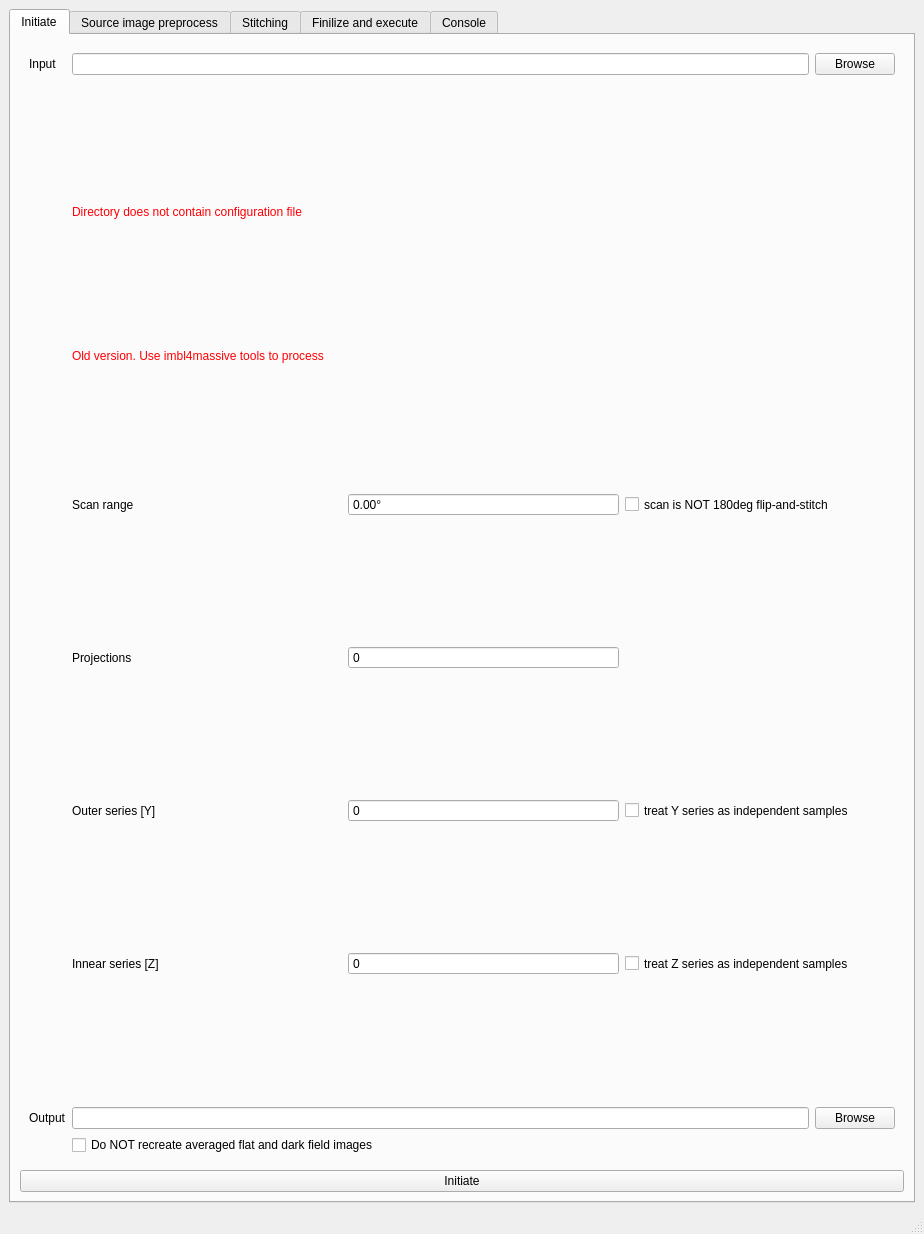
Above: share/imbl-ui.ui from AustralianSynchrotron/imblproc before the change. Below: the same form after it.
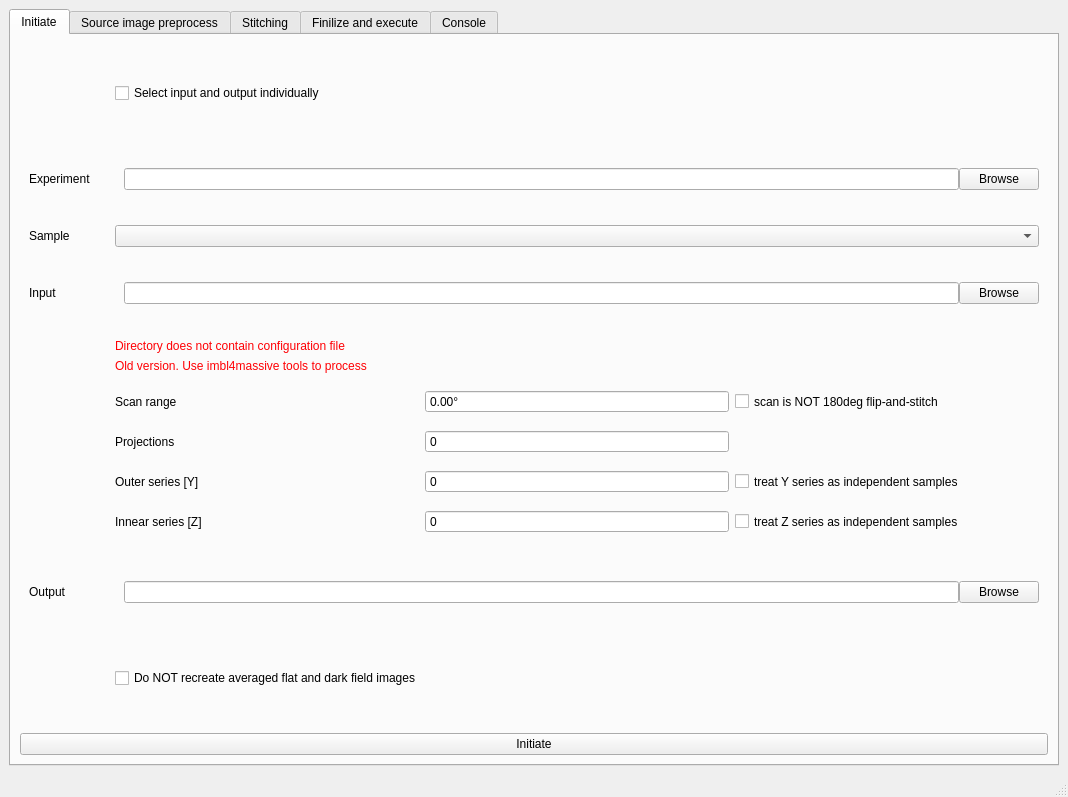
That is the form after the change. Icons and pictures are not drawn.

Commit message: modified:   bin/imbl-ui.py 	new file:   share/imbl-ui.png 	modified:   share/imbl-ui.ui

Diff of the .ui file:
```diff
--- a/share/imbl-ui.ui
+++ b/share/imbl-ui.ui
@@ -6,8 +6,8 @@
    <rect>
     <x>0</x>
     <y>0</y>
-    <width>924</width>
-    <height>1234</height>
+    <width>1068</width>
+    <height>797</height>
    </rect>
   </property>
   <property name="windowTitle">
@@ -28,48 +28,79 @@
         <item row="2" column="0">
          <widget class="QWidget" name="initInfo" native="true">
           <layout class="QGridLayout" name="gridLayout_8">
-           <item row="5" column="1">
+           <item row="1" column="0">
+            <widget class="QLabel" name="expLbl">
+             <property name="text">
+              <string>Experiment</string>
+             </property>
+            </widget>
+           </item>
+           <item row="9" column="1">
             <widget class="QCheckBox" name="noNewFF">
+             <property name="sizePolicy">
+              <sizepolicy hsizetype="Minimum" vsizetype="Preferred">
+               <horstretch>0</horstretch>
+               <verstretch>0</verstretch>
+              </sizepolicy>
+             </property>
              <property name="text">
               <string>Do NOT recreate averaged flat and dark field images</string>
              </property>
             </widget>
            </item>
-           <item row="4" column="2">
-            <widget class="QPushButton" name="outBrowse">
-             <property name="text">
-              <string>Browse</string>
-             </property>
-            </widget>
-           </item>
-           <item row="4" column="1">
-            <widget class="QLineEdit" name="outPath"/>
-           </item>
-           <item row="4" column="0">
+           <item row="8" column="0">
             <widget class="QLabel" name="label_2">
              <property name="text">
               <string>Output</string>
              </property>
             </widget>
            </item>
-           <item row="0" column="1">
-            <widget class="QLineEdit" name="inPath"/>
-           </item>
-           <item row="0" column="2">
-            <widget class="QPushButton" name="inBrowse">
-             <property name="text">
-              <string>Browse</string>
-             </property>
-            </widget>
-           </item>
-           <item row="0" column="0">
+           <item row="3" column="0">
             <widget class="QLabel" name="label">
              <property name="text">
               <string>Input</string>
              </property>
             </widget>
            </item>
-           <item row="1" column="1" rowspan="2" colspan="2">
+           <item row="2" column="0">
+            <widget class="QLabel" name="expSampleLbl">
+             <property name="text">
+              <string>Sample</string>
+             </property>
+            </widget>
+           </item>
+           <item row="2" column="1">
+            <widget class="QComboBox" name="expSample"/>
+           </item>
+           <item row="1" column="1">
+            <widget class="QWidget" name="expWdg" native="true">
+             <layout class="QHBoxLayout" name="horizontalLayout_7">
+              <property name="spacing">
+               <number>0</number>
+              </property>
+              <property name="topMargin">
+               <number>0</number>
+              </property>
+              <property name="rightMargin">
+               <number>0</number>
+              </property>
+              <property name="bottomMargin">
+               <number>0</number>
+              </property>
+              <item>
+               <widget class="QLineEdit" name="expPath"/>
+              </item>
+              <item>
+               <widget class="QPushButton" name="expBrowse">
+                <property name="text">
+                 <string>Browse</string>
+                </property>
+               </widget>
+              </item>
+             </layout>
+            </widget>
+           </item>
+           <item row="6" column="1" rowspan="2">
             <layout class="QGridLayout" name="gridLayout_2" columnstretch="0,0,0">
              <item row="3" column="0">
               <widget class="QLabel" name="label_5">
@@ -99,22 +130,6 @@
                </property>
               </widget>
              </item>
-             <item row="0" column="0" colspan="3">
-              <widget class="QLabel" name="noConfigLabel">
-               <property name="sizePolicy">
-                <sizepolicy hsizetype="Preferred" vsizetype="Fixed">
-                 <horstretch>0</horstretch>
-                 <verstretch>0</verstretch>
-                </sizepolicy>
-               </property>
-               <property name="styleSheet">
-                <string notr="true">color: rgb(255, 0, 4);</string>
-               </property>
-               <property name="text">
-                <string>Directory does not contain configuration file</string>
-               </property>
-              </widget>
-             </item>
              <item row="4" column="2">
               <widget class="QCheckBox" name="yIndependent">
                <property name="sizePolicy">
@@ -154,22 +169,6 @@
                </property>
               </widget>
              </item>
-             <item row="1" column="0" colspan="3">
-              <widget class="QLabel" name="oldConfigLabel">
-               <property name="sizePolicy">
-                <sizepolicy hsizetype="Preferred" vsizetype="Fixed">
-                 <horstretch>0</horstretch>
-                 <verstretch>0</verstretch>
-                </sizepolicy>
-               </property>
-               <property name="styleSheet">
-                <string notr="true">color: rgb(255, 0, 4);</string>
-               </property>
-               <property name="text">
-                <string>Old version. Use imbl4massive tools to process</string>
-               </property>
-              </widget>
-             </item>
              <item row="2" column="1">
               <widget class="QDoubleSpinBox" name="scanRange">
                <property name="readOnly">
@@ -227,6 +226,114 @@
              </item>
             </layout>
            </item>
+           <item row="8" column="1">
+            <widget class="QWidget" name="widget_3" native="true">
+             <layout class="QHBoxLayout" name="horizontalLayout_9">
+              <property name="spacing">
+               <number>0</number>
+              </property>
+              <property name="topMargin">
+               <number>0</number>
+              </property>
+              <property name="rightMargin">
+               <number>0</number>
+              </property>
+              <property name="bottomMargin">
+               <number>0</number>
+              </property>
+              <item>
+               <widget class="QLineEdit" name="outPath"/>
+              </item>
+              <item>
+               <widget class="QPushButton" name="outBrowse">
+                <property name="text">
+                 <string>Browse</string>
+                </property>
+               </widget>
+              </item>
+             </layout>
+            </widget>
+           </item>
+           <item row="4" column="1">
+            <widget class="QLabel" name="noConfigLabel">
+             <property name="sizePolicy">
+              <sizepolicy hsizetype="Preferred" vsizetype="Fixed">
+               <horstretch>0</horstretch>
+               <verstretch>0</verstretch>
+              </sizepolicy>
+             </property>
+             <property name="styleSheet">
+              <string notr="true">color: rgb(255, 0, 4);</string>
+             </property>
+             <property name="text">
+              <string>Directory does not contain configuration file</string>
+             </property>
+            </widget>
+           </item>
+           <item row="0" column="1">
+            <widget class="QCheckBox" name="individualIO">
+             <property name="sizePolicy">
+              <sizepolicy hsizetype="Preferred" vsizetype="Preferred">
+               <horstretch>0</horstretch>
+               <verstretch>0</verstretch>
+              </sizepolicy>
+             </property>
+             <property name="text">
+              <string>Select input and output individually</string>
+             </property>
+            </widget>
+           </item>
+           <item row="3" column="1">
+            <widget class="QWidget" name="widget_2" native="true">
+             <layout class="QHBoxLayout" name="horizontalLayout_8">
+              <property name="spacing">
+               <number>0</number>
+              </property>
+              <property name="topMargin">
+               <number>0</number>
+              </property>
+              <property name="rightMargin">
+               <number>0</number>
+              </property>
+              <property name="bottomMargin">
+               <number>0</number>
+              </property>
+              <item>
+               <widget class="QLineEdit" name="inPath"/>
+              </item>
+              <item>
+               <widget class="QPushButton" name="inBrowse">
+                <property name="text">
+                 <string>Browse</string>
+                </property>
+               </widget>
+              </item>
+             </layout>
+            </widget>
+           </item>
+           <item row="5" column="1">
+            <widget class="QLabel" name="oldConfigLabel">
+             <property name="sizePolicy">
+              <sizepolicy hsizetype="Preferred" vsizetype="Fixed">
+               <horstretch>0</horstretch>
+               <verstretch>0</verstretch>
+              </sizepolicy>
+             </property>
+             <property name="styleSheet">
+              <string notr="true">color: rgb(255, 0, 4);</string>
+             </property>
+             <property name="text">
+              <string>Old version. Use imbl4massive tools to process</string>
+             </property>
+            </widget>
+           </item>
+           <item row="0" column="0">
+            <widget class="QLabel" name="label_15">
+             <property name="text">
+              <string>                        </string>
+             </property>
+            </widget>
+           </item>
           </layout>
          </widget>
         </item>
```
Left out of the diff: 8 changed lines with no effect on the pictures. The commit also changes 2 other files.
